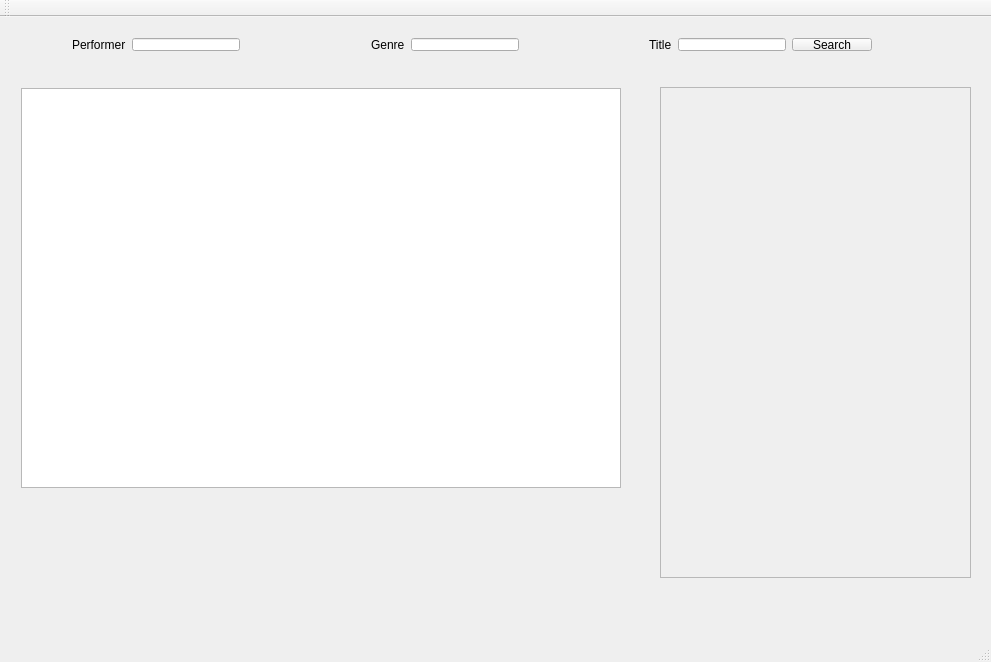
Old version of the form src/Client/mainwindow.ui in the repository antic11d/RS020-graphify.
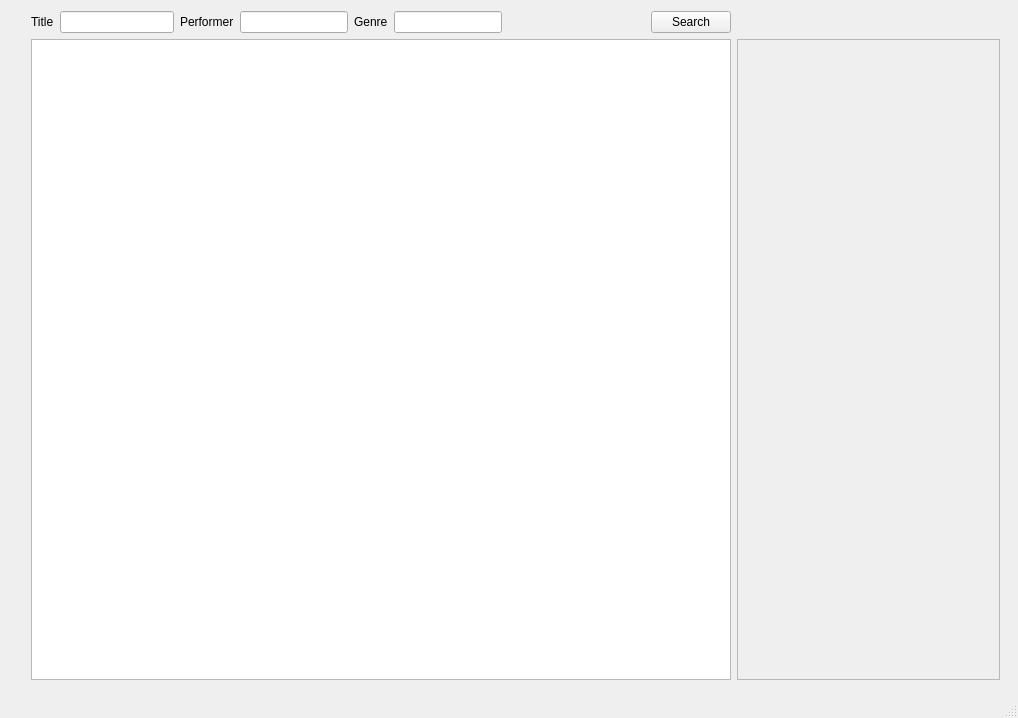
New version of the form.

Patch:
```diff
--- a/src/Client/mainwindow.ui
+++ b/src/Client/mainwindow.ui
@@ -6,8 +6,8 @@
    <rect>
     <x>0</x>
     <y>0</y>
-    <width>991</width>
-    <height>662</height>
+    <width>1018</width>
+    <height>718</height>
    </rect>
   </property>
   <property name="sizePolicy">
@@ -20,32 +20,44 @@
    <string>MainWindow</string>
   </property>
   <widget class="QWidget" name="centralWidget">
-   <widget class="QGraphicsView" name="graphicsView">
-    <property name="geometry">
-     <rect>
-      <x>21</x>
-      <y>71</y>
-      <width>600</width>
-      <height>400</height>
-     </rect>
-    </property>
-    <property name="minimumSize">
-     <size>
-      <width>500</width>
-      <height>300</height>
-     </size>
-    </property>
-   </widget>
-   <widget class="QWidget" name="layoutWidget">
+   <property name="enabled">
+    <bool>true</bool>
+   </property>
+   <property name="sizePolicy">
+    <sizepolicy hsizetype="MinimumExpanding" vsizetype="MinimumExpanding">
+     <horstretch>1</horstretch>
+     <verstretch>1</verstretch>
+    </sizepolicy>
+   </property>
+   <property name="layoutDirection">
+    <enum>Qt::LeftToRight</enum>
+   </property>
+   <widget class="QWidget" name="gridLayoutWidget">
     <property name="geometry">
      <rect>
-      <x>61</x>
-      <y>10</y>
-      <width>822</width>
-      <height>35</height>
+      <x>20</x>
+      <y>0</y>
+      <width>991</width>
+      <height>691</height>
      </rect>
     </property>
+    <layout class="QGridLayout" name="gridLayout">
+     <item row="0" column="0">
     <layout class="QHBoxLayout" name="horizontalLayout_4">
+       <item>
+        <layout class="QHBoxLayout" name="horizontalLayout_3">
+         <item>
+          <widget class="QLabel" name="label_3">
+           <property name="text">
+            <string>Title</string>
+           </property>
+          </widget>
+         </item>
+         <item>
+          <widget class="QLineEdit" name="txtSong"/>
+         </item>
+        </layout>
+       </item>
      <item>
       <layout class="QHBoxLayout" name="horizontalLayout">
        <item>
@@ -60,19 +72,6 @@
        </item>
       </layout>
      </item>
-     <item>
-      <spacer name="horizontalSpacer">
-       <property name="orientation">
-        <enum>Qt::Horizontal</enum>
-       </property>
-       <property name="sizeHint" stdset="0">
-        <size>
-         <width>58</width>
-         <height>20</height>
-        </size>
-       </property>
-      </spacer>
-     </item>
      <item>
       <layout class="QHBoxLayout" name="horizontalLayout_2">
        <item>
@@ -100,20 +99,6 @@
        </property>
       </spacer>
      </item>
-     <item>
-      <layout class="QHBoxLayout" name="horizontalLayout_3">
-       <item>
-        <widget class="QLabel" name="label_3">
-         <property name="text">
-          <string>Title</string>
-         </property>
-        </widget>
-       </item>
-       <item>
-        <widget class="QLineEdit" name="txtSong"/>
-       </item>
-      </layout>
-     </item>
      <item>
       <widget class="QPushButton" name="btnSearch">
        <property name="text">
@@ -122,16 +107,25 @@
       </widget>
      </item>
     </layout>
-   </widget>
+     </item>
+     <item row="1" column="0">
+      <widget class="QGraphicsView" name="graphicsView">
+       <property name="sizePolicy">
+        <sizepolicy hsizetype="Expanding" vsizetype="Expanding">
+         <horstretch>0</horstretch>
+         <verstretch>0</verstretch>
+        </sizepolicy>
+       </property>
+       <property name="minimumSize">
+        <size>
+         <width>700</width>
+         <height>600</height>
+        </size>
+       </property>
+      </widget>
+     </item>
+     <item row="1" column="1">
    <widget class="QScrollArea" name="scrollArea">
-    <property name="geometry">
-     <rect>
-      <x>660</x>
-      <y>70</y>
-      <width>311</width>
-      <height>491</height>
-     </rect>
-    </property>
     <property name="mouseTracking">
      <bool>true</bool>
     </property>
@@ -143,30 +137,15 @@
       <rect>
        <x>0</x>
        <y>0</y>
-       <width>309</width>
-       <height>489</height>
+          <width>281</width>
+          <height>653</height>
       </rect>
      </property>
     </widget>
    </widget>
-  </widget>
-  <widget class="QMenuBar" name="menuBar">
-   <property name="geometry">
-    <rect>
-     <x>0</x>
-     <y>0</y>
-     <width>991</width>
-     <height>22</height>
-    </rect>
-   </property>
-  </widget>
-  <widget class="QToolBar" name="mainToolBar">
-   <attribute name="toolBarArea">
-    <enum>TopToolBarArea</enum>
-   </attribute>
-   <attribute name="toolBarBreak">
-    <bool>false</bool>
-   </attribute>
+     </item>
+    </layout>
+   </widget>
   </widget>
   <widget class="QStatusBar" name="statusBar"/>
  </widget>
```
Lines whose indentation alone changed are shown as unchanged.
